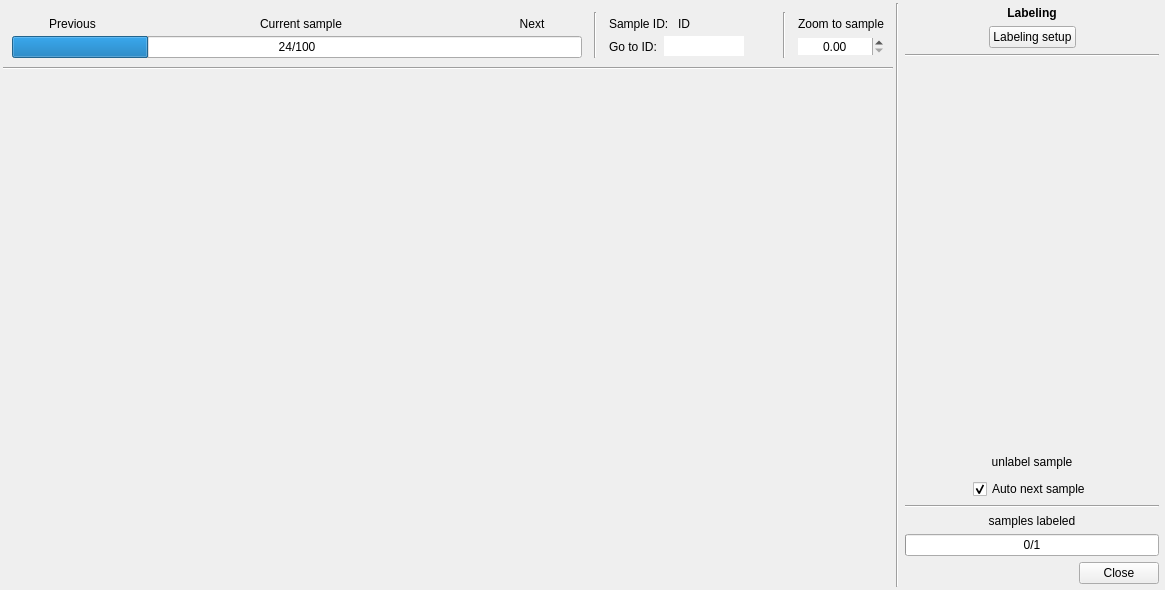
Qt form ui/response_design_window.ui (SMByC/AcATaMa) before a commit.
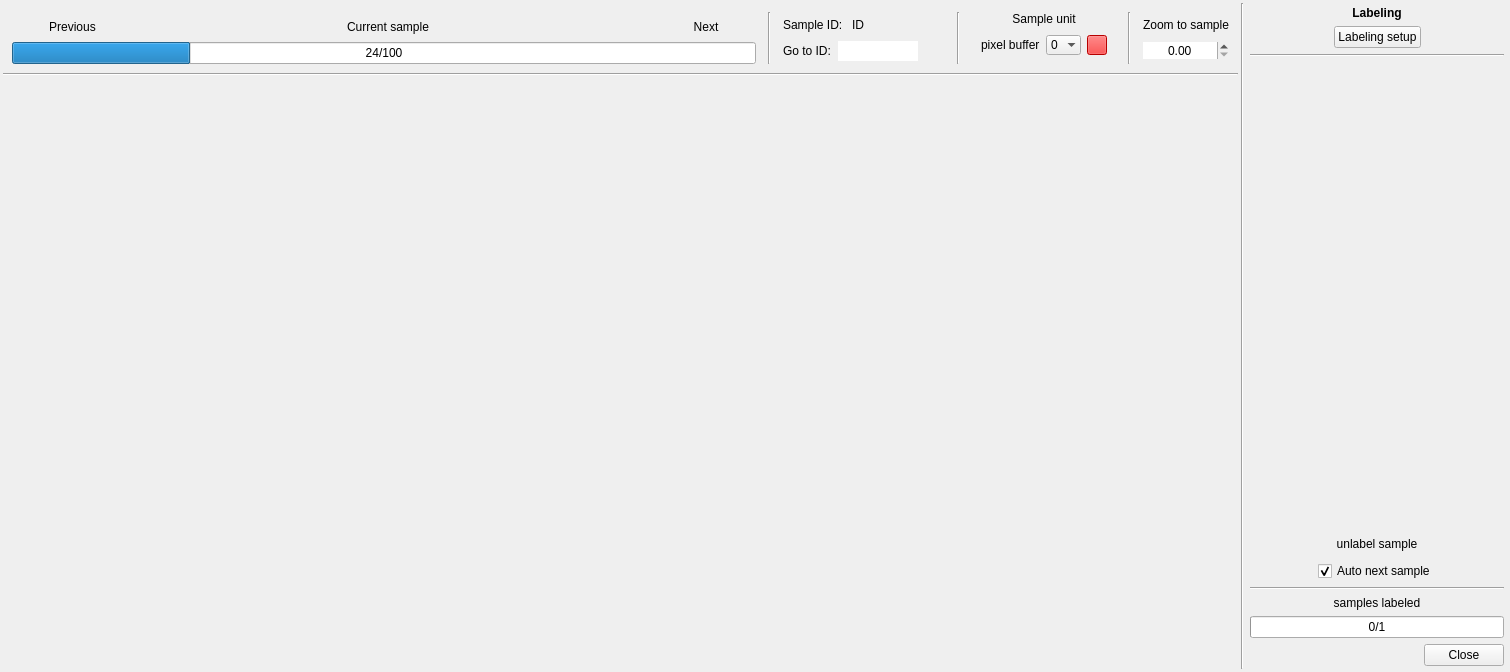
The same form after that commit. Icons and pictures are not drawn. Custom widgets are drawn as their Qt base class.

Commit message: Implemented the sample unit using a number of pixel buffer around to current pixel for labeling, helping the user identify the classes around the pixel that is being labelled.

What changed in the file:
```diff
--- a/ui/response_design_window.ui
+++ b/ui/response_design_window.ui
@@ -6,8 +6,8 @@
    <rect>
     <x>0</x>
     <y>0</y>
-    <width>1165</width>
-    <height>590</height>
+    <width>1510</width>
+    <height>672</height>
    </rect>
   </property>
   <property name="windowTitle">
@@ -59,21 +59,208 @@
          </sizepolicy>
         </property>
         <layout class="QGridLayout" name="gridLayout_2">
-         <item row="0" column="2">
-          <spacer name="horizontalSpacer_2">
+         <item row="0" column="11">
+          <widget class="QWidget" name="widget_8" native="true">
+           <layout class="QVBoxLayout" name="verticalLayout_7">
+            <property name="spacing">
+             <number>0</number>
+            </property>
+            <property name="leftMargin">
+             <number>0</number>
+            </property>
+            <property name="topMargin">
+             <number>0</number>
+            </property>
+            <property name="rightMargin">
+             <number>0</number>
+            </property>
+            <property name="bottomMargin">
+             <number>0</number>
+            </property>
+            <item>
+             <widget class="QLabel" name="label_5">
+              <property name="text">
+               <string>Sample unit</string>
+              </property>
+              <property name="alignment">
+               <set>Qt::AlignCenter</set>
+              </property>
+             </widget>
+            </item>
+            <item>
+             <widget class="QWidget" name="widget_9" native="true">
+              <layout class="QHBoxLayout" name="horizontalLayout_5">
+               <item>
+                <widget class="QLabel" name="label">
+                 <property name="text">
+                  <string>pixel buffer</string>
+                 </property>
+                </widget>
+               </item>
+               <item>
+                <widget class="QComboBox" name="SampleUnit_PixelBuffer">
+                 <property name="toolTip">
+                  <string>&lt;html&gt;&lt;head/&gt;&lt;body&gt;&lt;p&gt;Define the sample unit using pixel buffer for the current sample. Pixel based on the thematic raster file. Set zero to disable it.&lt;/p&gt;&lt;/body&gt;&lt;/html&gt;</string>
+                 </property>
+                 <property name="sizeAdjustPolicy">
+                  <enum>QComboBox::AdjustToContents</enum>
+                 </property>
+                 <property name="frame">
+                  <bool>false</bool>
+                 </property>
+                 <item>
+                  <property name="text">
+                   <string>0</string>
+                  </property>
+                 </item>
+                 <item>
+                  <property name="text">
+                   <string>1</string>
+                  </property>
+                 </item>
+                 <item>
+                  <property name="text">
+                   <string>2</string>
+                  </property>
+                 </item>
+                 <item>
+                  <property name="text">
+                   <string>3</string>
+                  </property>
+                 </item>
+                 <item>
+                  <property name="text">
+                   <string>4</string>
+                  </property>
+                 </item>
+                 <item>
+                  <property name="text">
+                   <string>5</string>
+                  </property>
+                 </item>
+                </widget>
+               </item>
+               <item>
+                <widget class="QToolButton" name="SampleUnit_Color">
+                 <property name="maximumSize">
+                  <size>
+                   <width>20</width>
+                   <height>20</height>
+                  </size>
+                 </property>
+                 <property name="cursor">
+                  <cursorShape>PointingHandCursor</cursorShape>
+                 </property>
+                 <property name="toolTip">
+                  <string>Select the color for the sample unit</string>
+                 </property>
+                 <property name="styleSheet">
+                  <string notr="true">
+QToolButton
+{
+   background-color:red;
+}</string>
+                 </property>
+                 <property name="text">
+                  <string/>
+                 </property>
+                </widget>
+               </item>
+              </layout>
+             </widget>
+            </item>
+           </layout>
+          </widget>
+         </item>
+         <item row="0" column="15">
+          <widget class="QWidget" name="widget_5" native="true">
+           <layout class="QVBoxLayout" name="verticalLayout_4">
+            <property name="spacing">
+             <number>0</number>
+            </property>
+            <property name="leftMargin">
+             <number>0</number>
+            </property>
+            <property name="topMargin">
+             <number>0</number>
+            </property>
+            <property name="rightMargin">
+             <number>0</number>
+            </property>
+            <property name="bottomMargin">
+             <number>0</number>
+            </property>
+            <item>
+             <widget class="QWidget" name="widget_15" native="true">
+              <layout class="QHBoxLayout" name="horizontalLayout_8">
+               <property name="spacing">
+                <number>0</number>
+               </property>
+               <property name="leftMargin">
+                <number>0</number>
+               </property>
+               <property name="topMargin">
+                <number>0</number>
+               </property>
+               <property name="rightMargin">
+                <number>0</number>
+               </property>
+               <property name="bottomMargin">
+                <number>0</number>
+               </property>
+               <item>
+                <widget class="QLabel" name="label_2">
+                 <property name="text">
+                  <string>Zoom to sample</string>
+                 </property>
+                 <property name="alignment">
+                  <set>Qt::AlignCenter</set>
+                 </property>
+                </widget>
+               </item>
+              </layout>
+             </widget>
+            </item>
+            <item>
+             <widget class="QWidget" name="widget_16" native="true">
+              <layout class="QHBoxLayout" name="horizontalLayout_9">
+               <property name="spacing">
+                <number>0</number>
+               </property>
+               <property name="leftMargin">
+                <number>0</number>
+               </property>
+               <property name="topMargin">
+                <number>0</number>
+               </property>
+               <property name="rightMargin">
+                <number>0</number>
+               </property>
+               <property name="bottomMargin">
+                <number>0</number>
+               </property>
+               <item>
+                <widget class="QDoubleSpinBox" name="radiusFitToSample">
+                 <property name="frame">
+                  <bool>false</bool>
+                 </property>
+                 <property name="alignment">
+                  <set>Qt::AlignCenter</set>
+                 </property>
+                </widget>
+               </item>
+              </layout>
+             </widget>
+            </item>
+           </layout>
+          </widget>
+         </item>
+         <item row="0" column="3">
+          <widget class="Line" name="line_5">
            <property name="orientation">
-            <enum>Qt::Horizontal</enum>
+            <enum>Qt::Vertical</enum>
            </property>
-           <property name="sizeType">
-            <enum>QSizePolicy::Fixed</enum>
-           </property>
-           <property name="sizeHint" stdset="0">
-            <size>
-             <width>6</width>
-             <height>20</height>
-            </size>
-           </property>
-          </spacer>
+          </widget>
          </item>
          <item row="0" column="1">
           <widget class="QWidget" name="widget_4" native="true">
@@ -290,128 +477,6 @@
            </layout>
           </widget>
          </item>
-         <item row="0" column="11">
-          <widget class="QWidget" name="widget_5" native="true">
-           <layout class="QVBoxLayout" name="verticalLayout_4">
-            <property name="spacing">
-             <number>0</number>
-            </property>
-            <property name="leftMargin">
-             <number>0</number>
-            </property>
-            <property name="topMargin">
-             <number>0</number>
-            </property>
-            <property name="rightMargin">
-             <number>0</number>
-            </property>
-            <property name="bottomMargin">
-             <number>0</number>
-            </property>
-            <item>
-             <widget class="QWidget" name="widget_15" native="true">
-              <layout class="QHBoxLayout" name="horizontalLayout_8">
-               <property name="spacing">
-                <number>0</number>
-               </property>
-               <property name="leftMargin">
-                <number>0</number>
-               </property>
-               <property name="topMargin">
-                <number>0</number>
-               </property>
-               <property name="rightMargin">
-                <number>0</number>
-               </property>
-               <property name="bottomMargin">
-                <number>0</number>
-               </property>
-               <item>
-                <widget class="QLabel" name="label_2">
-                 <property name="text">
-                  <string>Zoom to sample</string>
-                 </property>
-                 <property name="alignment">
-                  <set>Qt::AlignCenter</set>
-                 </property>
-                </widget>
-               </item>
-              </layout>
-             </widget>
-            </item>
-            <item>
-             <widget class="QWidget" name="widget_16" native="true">
-              <layout class="QHBoxLayout" name="horizontalLayout_9">
-               <property name="spacing">
-                <number>0</number>
-               </property>
-               <property name="leftMargin">
-                <number>0</number>
-               </property>
-               <property name="topMargin">
-                <number>0</number>
-               </property>
-               <property name="rightMargin">
-                <number>0</number>
-               </property>
-               <property name="bottomMargin">
-                <number>0</number>
-               </property>
-               <item>
-                <widget class="QDoubleSpinBox" name="radiusFitToSample">
-                 <property name="frame">
-                  <bool>false</bool>
-                 </property>
-                 <property name="alignment">
-                  <set>Qt::AlignCenter</set>
-                 </property>
-                </widget>
-               </item>
-              </layout>
-             </widget>
-            </item>
-           </layout>
-          </widget>
-         </item>
-         <item row="0" column="3">
-          <widget class="Line" name="line_5">
-           <property name="orientation">
-            <enum>Qt::Vertical</enum>
-           </property>
-          </widget>
-         </item>
-         <item row="0" column="7">
-          <spacer name="horizontalSpacer_11">
-           <property name="orientation">
-            <enum>Qt::Horizontal</enum>
-           </property>
-           <property name="sizeType">
-            <enum>QSizePolicy::Fixed</enum>
-           </property>
-           <property name="sizeHint" stdset="0">
-            <size>
-             <width>6</width>
-             <height>20</height>
-            </size>
-           </property>
-          </spacer>
-         </item>
-         <item row="0" column="4">
-          <spacer name="horizontalSpacer">
-           <property name="orientation">
-            <enum>Qt::Horizontal</enum>
-           </property>
-           <property name="sizeType">
-            <enum>QSizePolicy::Fixed</enum>
-           </property>
-           <property name="sizeHint" stdset="0">
-            <size>
-             <width>6</width>
-             <height>20</height>
-            </size>
-           </property>
-          </spacer>
-         </item>
          <item row="0" column="10">
           <spacer name="horizontalSpacer_10">
            <property name="orientation">
@@ -428,6 +493,77 @@
            </property>
           </spacer>
          </item>
+         <item row="0" column="2">
+          <spacer name="horizontalSpacer_2">
+           <property name="orientation">
+            <enum>Qt::Horizontal</enum>
+           </property>
+           <property name="sizeType">
+            <enum>QSizePolicy::Fixed</enum>
+           </property>
+           <property name="sizeHint" stdset="0">
+            <size>
+             <width>6</width>
+             <height>20</height>
+            </size>
+           </property>
+          </spacer>
+         </item>
+         <item row="0" column="4">
+          <spacer name="horizontalSpacer">
+           <property name="orientation">
+            <enum>Qt::Horizontal</enum>
+           </property>
+           <property name="sizeType">
+            <enum>QSizePolicy::Fixed</enum>
+           </property>
+           <property name="sizeHint" stdset="0">
+            <size>
+             <width>6</width>
+             <height>20</height>
+            </size>
+           </property>
+          </spacer>
+         </item>
+         <item row="0" column="14">
+          <spacer name="horizontalSpacer_12">
+           <property name="orientation">
+            <enum>Qt::Horizontal</enum>
+           </property>
+           <property name="sizeType">
+            <enum>QSizePolicy::Fixed</enum>
+           </property>
+           <property name="sizeHint" stdset="0">
+            <size>
+             <width>6</width>
+             <height>20</height>
+            </size>
+           </property>
+          </spacer>
+         </item>
+         <item row="0" column="13">
+          <widget class="Line" name="line_7">
+           <property name="orientation">
+            <enum>Qt::Vertical</enum>
+           </property>
+          </widget>
+         </item>
+         <item row="0" column="7">
+          <spacer name="horizontalSpacer_11">
+           <property name="orientation">
+            <enum>Qt::Horizontal</enum>
+           </property>
+           <property name="sizeType">
+            <enum>QSizePolicy::Fixed</enum>
+           </property>
+           <property name="sizeHint" stdset="0">
+            <size>
+             <width>6</width>
+             <height>20</height>
+            </size>
+           </property>
+          </spacer>
+         </item>
          <item row="0" column="8">
           <widget class="Line" name="line_6">
            <property name="orientation">
@@ -581,6 +717,22 @@
            </layout>
           </widget>
          </item>
+         <item row="0" column="12">
+          <spacer name="horizontalSpacer_13">
+           <property name="orientation">
+            <enum>Qt::Horizontal</enum>
+           </property>
+           <property name="sizeType">
+            <enum>QSizePolicy::Fixed</enum>
+           </property>
+           <property name="sizeHint" stdset="0">
+            <size>
+             <width>6</width>
+             <height>20</height>
+            </size>
+           </property>
+          </spacer>
+         </item>
         </layout>
        </widget>
       </item>
@@ -718,7 +870,7 @@
               <x>0</x>
               <y>0</y>
               <width>254</width>
-              <height>274</height>
+              <height>300</height>
              </rect>
             </property>
             <layout class="QVBoxLayout" name="verticalLayout_5">
```
The commit also changes 4 other files.
